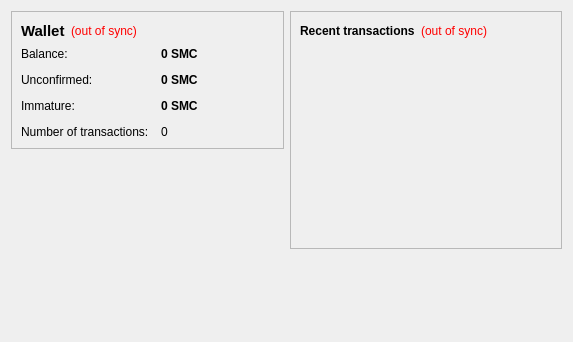
This is src/qt/forms/overviewpage.ui in mswilkison/maclanecoin as Qt 5 draws it before an edit. The edited form follows.
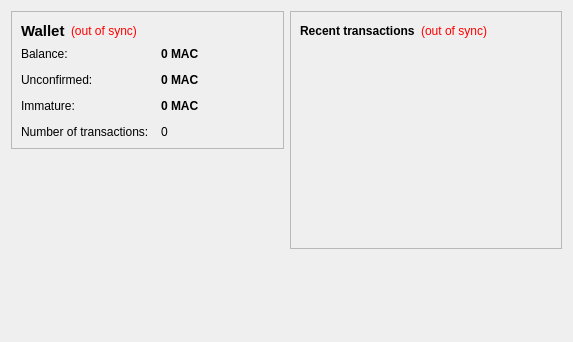
This is the edited form.

```diff
--- a/src/qt/forms/overviewpage.ui
+++ b/src/qt/forms/overviewpage.ui
@@ -105,7 +105,7 @@
              <string>Your current balance</string>
             </property>
             <property name="text">
-             <string notr="true">0 SMC</string>
+             <string notr="true">0 MAC</string>
             </property>
             <property name="textInteractionFlags">
              <set>Qt::LinksAccessibleByMouse|Qt::TextSelectableByKeyboard|Qt::TextSelectableByMouse</set>
@@ -134,7 +134,7 @@
              <string>Total of transactions that have yet to be confirmed, and do not yet count toward the current balance</string>
             </property>
             <property name="text">
-             <string notr="true">0 SMC</string>
+             <string notr="true">0 MAC</string>
             </property>
             <property name="textInteractionFlags">
              <set>Qt::LinksAccessibleByMouse|Qt::TextSelectableByKeyboard|Qt::TextSelectableByMouse</set>
@@ -177,7 +177,7 @@
              <string>Mined balance that has not yet matured</string>
             </property>
             <property name="text">
-             <string notr="true">0 SMC</string>
+             <string notr="true">0 MAC</string>
             </property>
             <property name="textInteractionFlags">
              <set>Qt::LinksAccessibleByMouse|Qt::TextSelectableByKeyboard|Qt::TextSelectableByMouse</set>
```
